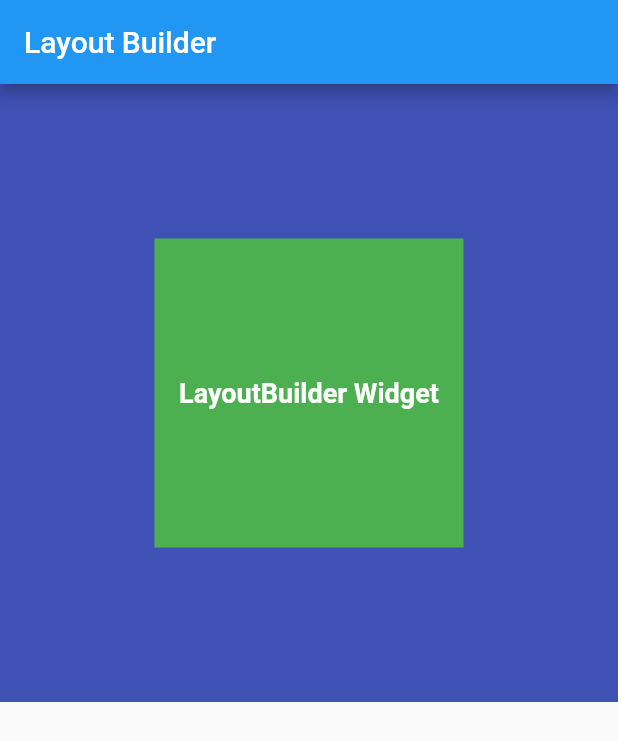
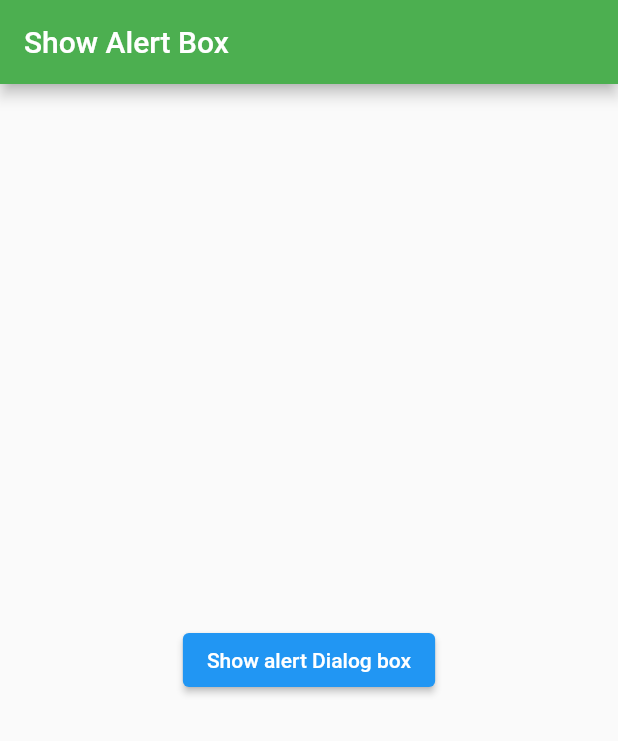
Before and after one commit to atik-sabuj/lists, a Flutter app: the screen it shows after launch, on a phone screen of 412 x 824 dp. Shown: the top 741 px of the screen. Run offline on Flutter 3.47's test engine with Material 2 defaults, Android fonts, the phone set to English and light mode, and no system bars.

Commit message:
Show Alert Box

```diff
--- a/lib/home_page.dart
+++ b/lib/home_page.dart
@@ -13,45 +13,36 @@ class _HomePageState extends State<HomePage> {
   Widget build(BuildContext context) {
     return Scaffold(
       appBar: AppBar(
-        title: Text('Layout Builder'),
+        title: const Text("Show Alert Box"),
+        backgroundColor: Colors.green,
       ),
+      // ignore: avoid_unnecessary_containers
       body: Container(
-        color: Colors.indigo,
-
-        /// Giving dimensions to parent Container
-        /// using MediaQuery
-        /// [container's height] = [(phone's height) / 2]
-        /// [container's width] = [phone's width]
-        height: MediaQuery.of(context).size.height * 0.5,
-        width: MediaQuery.of(context).size.width,
-
-        /// Aligning contents of this Container
-        /// to center
-        alignment: Alignment.center,
-
-        child: LayoutBuilder(
-          builder: (BuildContext ctx, BoxConstraints constraints) {
-            return Container(
-              color: Colors.green,
-
-              /// Aligning contents of this Container
-              /// to center
-              alignment: Alignment.center,
-
-              /// Using parent's constraints
-              /// to calculate child's height and width
-              height: constraints.maxHeight * 0.5,
-              width: constraints.maxWidth * 0.5,
-              child: Text(
-                'LayoutBuilder Widget',
-                style: TextStyle(
-                  fontSize: 18,
-                  fontWeight: FontWeight.bold,
-                  color: Colors.white,
+        child: Center(
+          child: ElevatedButton(
+            onPressed: () {
+              showDialog(
+                context: context,
+                builder: (ctx) => AlertDialog(
+                  title: const Text("Alert Dialog Box"),
+                  content: const Text("You have raised a Alert Dialog Box"),
+                  actions: [
+                    TextButton(
+                      onPressed: () {
+                        Navigator.of(ctx).pop();
+                      },
+                      child: Container(
+                        color: Colors.yellow,
+                        padding: const EdgeInsets.all(14),
+                        child: const Text("Okay"),
+                      ),
+                    ),
+                  ],
                 ),
-              ),
-            );
-          },
+              );
+            },
+            child: const Text("Show alert Dialog box"),
+          ),
         ),
       ),
     );
```
